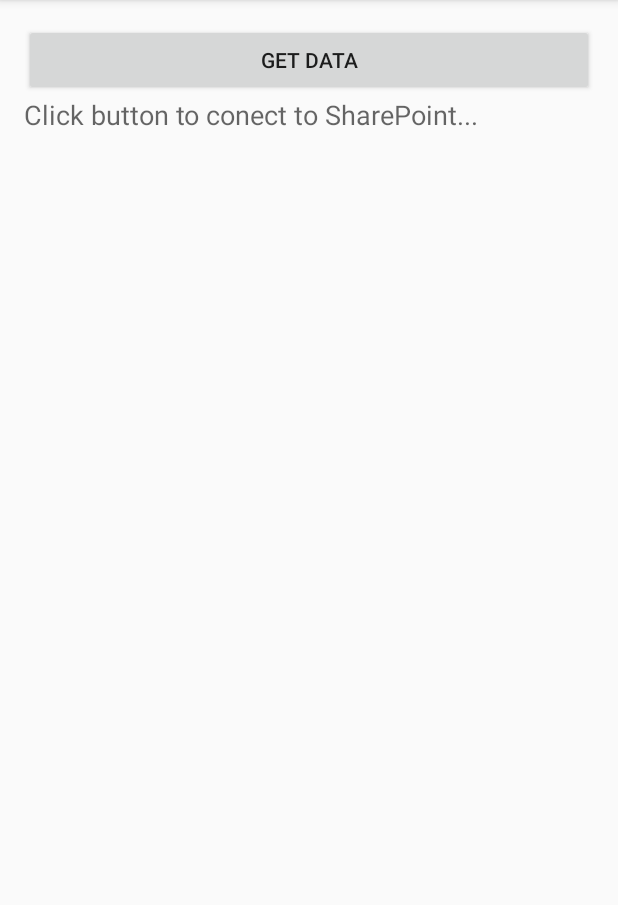
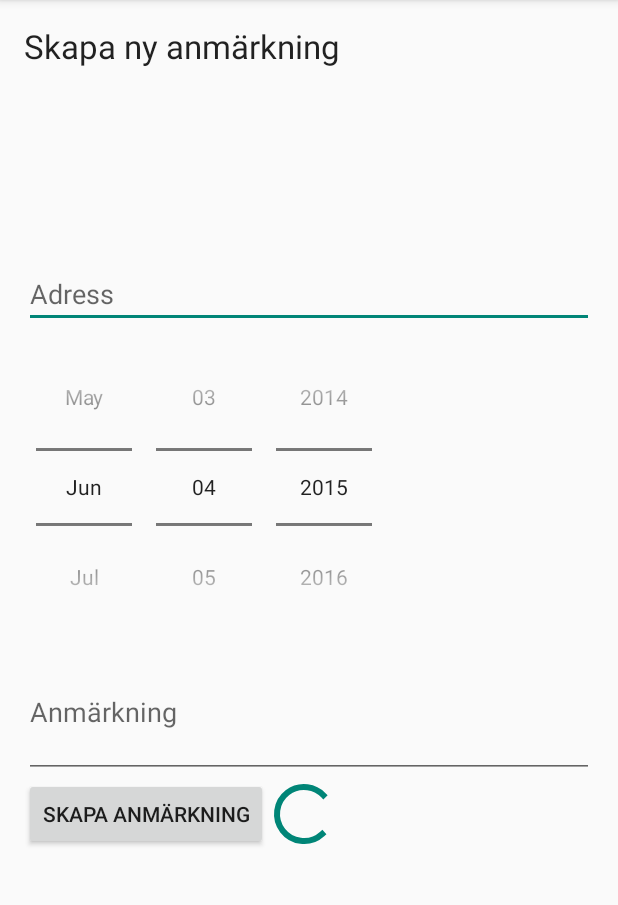
Before and after one commit to mirontoli/andpoint, an Android app: the screen it shows after launch (MainActivity), on a phone screen of 412 x 824 dp, the part 84-989 px from its top. Run offline under Robolectric (Android 15) with nearby library versions, the phone set to English and light mode, and no system bars.

Commit message:
Interface begun

```diff
--- a/app/src/main/java/se/bool/andpoint/andpoint/MainActivity.java
+++ b/app/src/main/java/se/bool/andpoint/andpoint/MainActivity.java
@@ -17,7 +17,7 @@ public class MainActivity extends ActionBarActivity {
         super.onCreate(savedInstanceState);
         setContentView(R.layout.activity_main);
 
-        setupButton();
+        setupCreateButton();
     }
 
     @Override
@@ -42,18 +42,19 @@ public class MainActivity extends ActionBarActivity {
         return super.onOptionsItemSelected(item);
     }
 
-    private void setupButton() {
+    private void setupCreateButton() {
+
         View.OnClickListener btnClick = new View.OnClickListener() {
             @Override
             public void onClick(View v) {
-                Toast.makeText(MainActivity.this, "Getting data...", Toast.LENGTH_LONG).show();
+                //Toast.makeText(MainActivity.this, "Getting data...", Toast.LENGTH_LONG).show();
 
-                TextView txt = (TextView)findViewById(R.id.textViewOutput);
-                txt.setText("Hello\nBool");
+                //TextView txt = (TextView)findViewById(R.id.textViewOutput);
+                //txt.setText("Hello\nBool");
             }
         };
 
-        Button btn = (Button)findViewById(R.id.buttonGetData);
+        Button btn = (Button)findViewById(R.id.buttonCreate);
         btn.setOnClickListener(btnClick);
     }
 
--- a/app/src/main/res/layout/activity_main.xml
+++ b/app/src/main/res/layout/activity_main.xml
@@ -5,30 +5,81 @@
     android:paddingTop="@dimen/activity_vertical_margin"
     android:paddingBottom="@dimen/activity_vertical_margin" tools:context=".MainActivity">
 
+    <LinearLayout
+        android:orientation="vertical"
+        android:layout_width="match_parent"
+        android:layout_height="match_parent"
+        android:layout_alignParentTop="true"
+        android:layout_alignParentLeft="true"
+        android:layout_alignParentStart="true"
+        android:weightSum="1">
+
         <TextView
             android:layout_width="wrap_content"
             android:layout_height="wrap_content"
-        android:textAppearance="?android:attr/textAppearanceMedium"
-        android:text="Click button to conect to SharePoint..."
-        android:id="@+id/textViewOutput"
-        android:minLines="10"
+            android:textAppearance="?android:attr/textAppearanceLarge"
+            android:text="Skapa ny anmärkning"
+            android:id="@+id/textView"
+            android:layout_alignParentTop="true"
             android:layout_alignParentLeft="true"
-        android:layout_alignParentStart="true"
-        android:layout_alignParentBottom="true"
-        android:layout_alignParentRight="true"
-        android:layout_alignParentEnd="true"
-        android:layout_below="@+id/buttonGetData" />
+            android:layout_alignParentStart="true" />
+
+        <ImageView
+            android:layout_width="wrap_content"
+            android:layout_height="wrap_content"
+            android:id="@+id/imageView"
+            android:minHeight="128dp"
+            android:minWidth="128dp" />
+
+        <EditText
+            android:layout_width="match_parent"
+            android:layout_height="wrap_content"
+            android:inputType="textPostalAddress"
+            android:ems="10"
+            android:id="@+id/editText2"
+            android:hint="Adress" />
+
+        <DatePicker
+            android:layout_width="wrap_content"
+            android:layout_height="wrap_content"
+            android:id="@+id/datePicker"
+            android:datePickerMode="spinner"
+            android:spinnersShown="true"
+            android:calendarViewShown="false" />
+
+        <EditText
+            android:layout_width="match_parent"
+            android:layout_height="wrap_content"
+            android:inputType="textMultiLine"
+            android:ems="10"
+            android:id="@+id/editText"
+            android:hint="Anmärkning"
+            android:minLines="3" />
+
+        <LinearLayout
+            android:orientation="horizontal"
+            android:layout_width="match_parent"
+            android:layout_height="wrap_content">
 
             <Button
                 android:layout_width="wrap_content"
                 android:layout_height="wrap_content"
-        android:text="Get Data"
-        android:id="@+id/buttonGetData"
+                android:text="Skapa anmärkning"
+                android:id="@+id/buttonCreate"
                 android:layout_column="0"
-        android:layout_alignParentTop="true"
+                android:layout_alignParentBottom="true"
                 android:layout_alignParentLeft="true"
-        android:layout_alignParentStart="true"
-        android:layout_alignParentRight="true"
-        android:layout_alignParentEnd="true" />
+                android:layout_alignParentStart="true" />
+
+            <ProgressBar
+                android:layout_width="wrap_content"
+                android:layout_height="wrap_content"
+                android:id="@+id/progressBar"
+                android:layout_alignParentBottom="true"
+                android:layout_toRightOf="@+id/buttonCreate"
+                android:layout_toEndOf="@+id/buttonCreate" />
+        </LinearLayout>
+
+    </LinearLayout>
 
 </RelativeLayout>
```
Also changed, not shown: app/src/main/ic_launcher-web.png (added), app/src/main/res/mipmap-hdpi/ic_launcher.png, app/src/main/res/mipmap-mdpi/ic_launcher.png, app/src/main/res/mipmap-xhdpi/ic_launcher.png, app/src/main/res/mipmap-xxhdpi/ic_launcher.png, app/src/main/res/mipmap-xxxhdpi/ic_launcher.png (added). Lines whose indentation alone changed are shown as unchanged.
